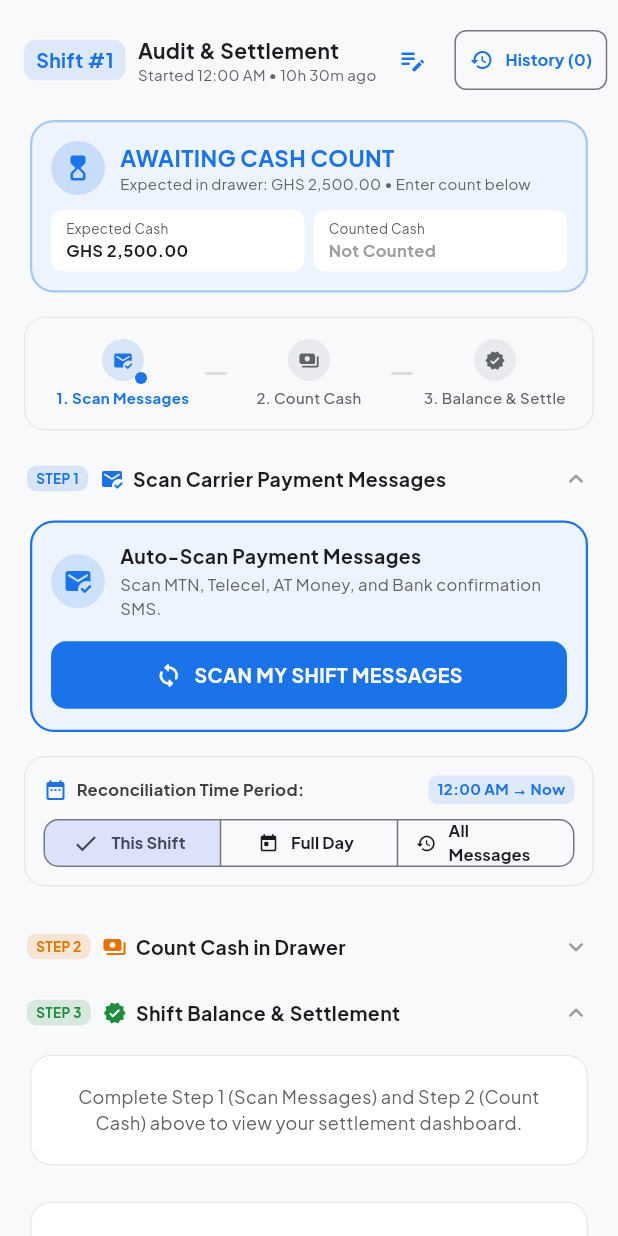
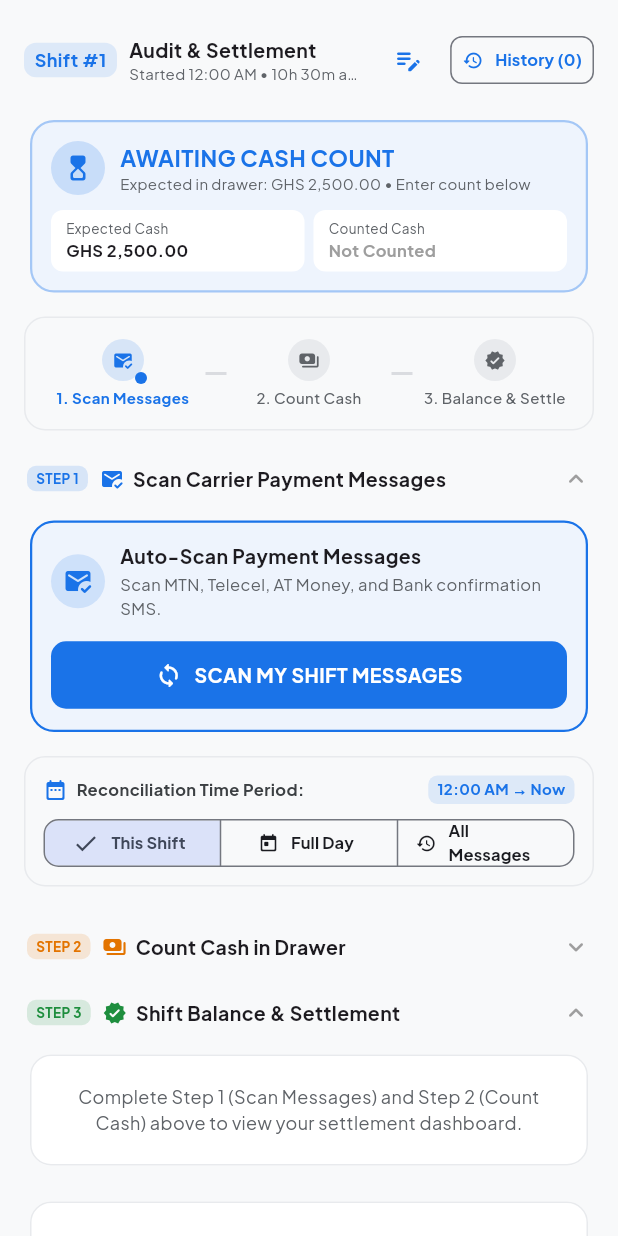
Before and after one commit to Emmanuel-Darko/MobiBoss, a Flutter app: the ReconciliationScreen widget shown alone on an empty page, opened directly, after a tap on the "edit note" icon, after a tap on "STEP 2", on a phone screen of 412 x 824 dp. Run offline on Flutter 3.47's test engine with Material 3 defaults, Android fonts, the phone set to English and light mode, and no system bars; our stand-ins replace fl_chart, google_fonts, local_auth, pdf, permission_handler, printing and 3 more; missing offline and left inert: flutter_sms_inbox; accounts and stored records are empty.

Commit message:
fix(reconciliation): eliminate right pixel overflow on top shift header audit settlement row

```diff
--- a/lib/screens/reconciliation_screen.dart
+++ b/lib/screens/reconciliation_screen.dart
@@ -161,12 +161,12 @@ class _ReconciliationScreenState extends State<ReconciliationScreen> with Automa
         children: [
           // ─── Top Shift Header & History Action ───
           Row(
-            mainAxisAlignment: MainAxisAlignment.spaceBetween,
-            children: [
-              Row(
+            children: [
+              Expanded(
+                child: Row(
                   children: [
                     Container(
-                    padding: const EdgeInsets.symmetric(horizontal: 8, vertical: 4),
+                      padding: const EdgeInsets.symmetric(horizontal: 7, vertical: 3),
                       decoration: BoxDecoration(
                         color: const Color(0xFF1A73E8).withValues(alpha: 0.12),
                         borderRadius: BorderRadius.circular(8),
@@ -175,18 +175,22 @@ class _ReconciliationScreenState extends State<ReconciliationScreen> with Automa
                         'Shift #${provider.currentShiftNumber}',
                         style: const TextStyle(
                           fontWeight: FontWeight.bold,
-                        fontSize: 13,
+                          fontSize: 12,
                           color: Color(0xFF1A73E8),
                         ),
                       ),
                     ),
                     const SizedBox(width: 8),
-                  Column(
+                    Expanded(
+                      child: Column(
                         crossAxisAlignment: CrossAxisAlignment.start,
+                        mainAxisSize: MainAxisSize.min,
                         children: [
                           const Text(
                             'Audit & Settlement',
-                        style: TextStyle(fontWeight: FontWeight.bold, fontSize: 14),
+                            style: TextStyle(fontWeight: FontWeight.bold, fontSize: 13),
+                            maxLines: 1,
+                            overflow: TextOverflow.ellipsis,
                           ),
                           Text(
                             'Started ${DateFormat('hh:mm a').format(provider.currentShiftStartTime)} • ${provider.shiftElapsedTimeDisplay}',
@@ -194,27 +198,34 @@ class _ReconciliationScreenState extends State<ReconciliationScreen> with Automa
                               fontSize: 10,
                               color: isDark ? const Color(0xFF9AA0A6) : const Color(0xFF5F6368),
                             ),
-                      ),
-                    ],
-                  ),
-                ],
-              ),
+                            maxLines: 1,
+                            overflow: TextOverflow.ellipsis,
+                          ),
+                        ],
+                      ),
+                    ),
+                  ],
+                ),
+              ),
+              const SizedBox(width: 6),
               Row(
+                mainAxisSize: MainAxisSize.min,
                 children: [
                   IconButton(
                     tooltip: 'Adjust Opening Float (GHS ${_currencyFormatter.format(provider.initialDrawerOpeningBalance)})',
                     padding: EdgeInsets.zero,
-                    constraints: const BoxConstraints(minWidth: 32, minHeight: 32),
+                    constraints: const BoxConstraints(minWidth: 28, minHeight: 28),
                     icon: const Icon(Icons.edit_note_rounded, size: 20, color: Color(0xFF1A73E8)),
                     onPressed: () => _showEditOpeningFloatDialog(context, provider),
                   ),
                   const SizedBox(width: 4),
                   OutlinedButton.icon(
                     style: OutlinedButton.styleFrom(
-                      padding: const EdgeInsets.symmetric(horizontal: 10, vertical: 6),
+                      padding: const EdgeInsets.symmetric(horizontal: 8, vertical: 4),
+                      visualDensity: VisualDensity.compact,
                       shape: RoundedRectangleBorder(borderRadius: BorderRadius.circular(8)),
                     ),
-                    icon: const Icon(Icons.history_rounded, size: 16),
+                    icon: const Icon(Icons.history_rounded, size: 14),
                     label: Text(
                       'History (${provider.shiftHistory.length})',
                       style: const TextStyle(fontSize: 11, fontWeight: FontWeight.bold),
@@ -488,9 +499,13 @@ class _ReconciliationScreenState extends State<ReconciliationScreen> with Automa
                       crossAxisAlignment: CrossAxisAlignment.start,
                       children: [
                         Text('Expected Cash', style: TextStyle(fontSize: 9, color: isDark ? const Color(0xFF9AA0A6) : const Color(0xFF5F6368))),
-                        Text(
+                        FittedBox(
+                          fit: BoxFit.scaleDown,
+                          alignment: Alignment.centerLeft,
+                          child: Text(
                             'GHS ${_currencyFormatter.format(isCalculated ? result.expectedPhysicalCash : provider.expectedDrawerCash)}',
                             style: const TextStyle(fontWeight: FontWeight.bold, fontSize: 11),
+                          ),
                         ),
                       ],
                     ),
@@ -508,9 +523,13 @@ class _ReconciliationScreenState extends State<ReconciliationScreen> with Automa
                       crossAxisAlignment: CrossAxisAlignment.start,
                       children: [
                         Text('Counted Cash', style: TextStyle(fontSize: 9, color: isDark ? const Color(0xFF9AA0A6) : const Color(0xFF5F6368))),
-                        Text(
+                        FittedBox(
+                          fit: BoxFit.scaleDown,
+                          alignment: Alignment.centerLeft,
+                          child: Text(
                             isCalculated ? 'GHS ${_currencyFormatter.format(result.physicalCashCount)}' : 'Not Counted',
                             style: TextStyle(fontWeight: FontWeight.bold, fontSize: 11, color: isCalculated ? statusColor : Colors.grey),
+                          ),
                         ),
                       ],
                     ),
@@ -529,9 +548,13 @@ class _ReconciliationScreenState extends State<ReconciliationScreen> with Automa
                         crossAxisAlignment: CrossAxisAlignment.start,
                         children: [
                           Text('Live Variance', style: TextStyle(fontSize: 9, color: isDark ? const Color(0xFF9AA0A6) : const Color(0xFF5F6368))),
-                          Text(
+                          FittedBox(
+                            fit: BoxFit.scaleDown,
+                            alignment: Alignment.centerLeft,
+                            child: Text(
                               '${result.cashVariance >= 0 ? "+" : "-"}GHS ${_currencyFormatter.format(result.cashVariance.abs())}',
                               style: TextStyle(fontWeight: FontWeight.bold, fontSize: 11, color: statusColor),
+                            ),
                           ),
                         ],
                       ),
```
Lines whose indentation alone changed are shown as unchanged.
